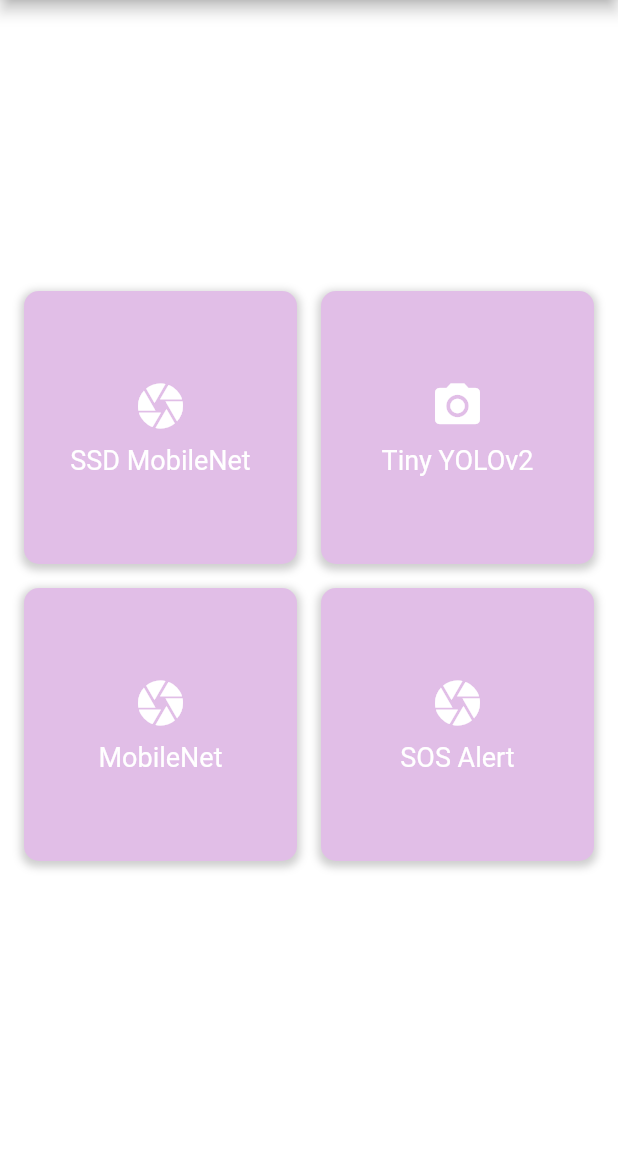
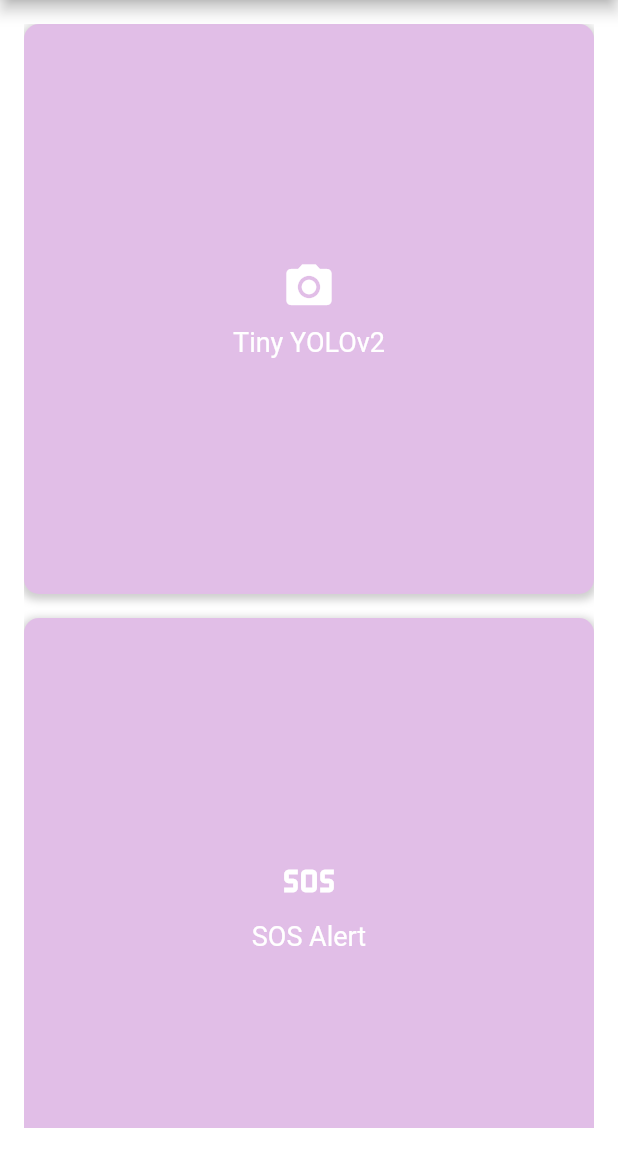
Before and after one commit to 2Himanshu/object_detection_using_flutter, a Flutter app: the screen it shows after launch, on a phone screen of 412 x 824 dp, the part 84-1236 px from its top. Run offline on Flutter 3.47's test engine with Material 2 defaults, Android fonts, the light colour scheme and no system bars; our stand-ins replace camera, flutter_tts, fluttertoast; missing offline and left inert: alan_voice, flutter_tflite; Roboto replaces fonts that are missing (Roboto-Medium).

Commit message:
modified ui

```diff
--- a/lib/home.dart
+++ b/lib/home.dart
@@ -195,22 +195,23 @@ class _HomePageState extends State<HomePage> {
                   GridView.builder(
                     shrinkWrap: true,
                     gridDelegate: const SliverGridDelegateWithFixedCrossAxisCount(
-                      crossAxisCount: 2,
+                      crossAxisCount: 1,
                       mainAxisSpacing: 16.0,
                       crossAxisSpacing: 16.0,
                     ),
-                    itemCount: 4,
+                    itemCount: 2,
                     itemBuilder: (BuildContext context, int index) {
                       String modelName = '';
                       IconData modelIcon = Icons.camera;
 
                       switch (index) {
                         case 0:
-                          modelName = ssd;
+                          modelName = yolo;
+                          modelIcon = Icons.camera_alt;
                           break;
                         case 1:
-                          modelName = yolo;
-                          modelIcon = Icons.camera_alt;
+                          modelName = posenet;
+                          modelIcon = Icons.sos;
                           break;
                         case 2:
                           modelName = mobilenet;
```
